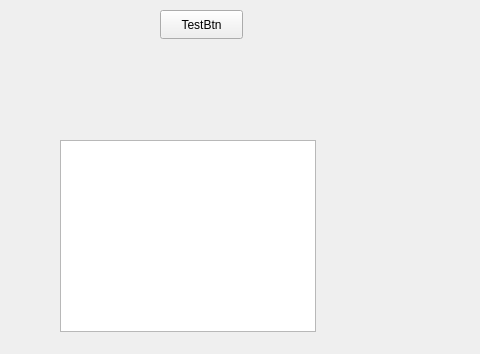
FRANZ2103/SQLITE_DB, file mainwindow.ui: the form before one commit; both pictures show x 320 to 800 and y 0 to 354 of the 800 by 600 pixel window.
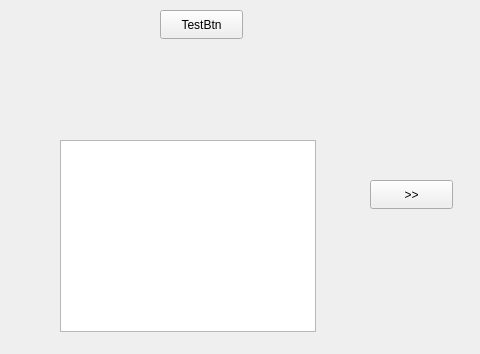
The form after the commit.

Patch:
```diff
--- a/mainwindow.ui
+++ b/mainwindow.ui
@@ -218,6 +218,19 @@
      <string>+1</string>
     </property>
    </widget>
+   <widget class="QPushButton" name="pushButton">
+    <property name="geometry">
+     <rect>
+      <x>690</x>
+      <y>180</y>
+      <width>83</width>
+      <height>29</height>
+     </rect>
+    </property>
+    <property name="text">
+     <string>&gt;&gt;</string>
+    </property>
+   </widget>
   </widget>
   <widget class="QMenuBar" name="menubar">
    <property name="geometry">
```
